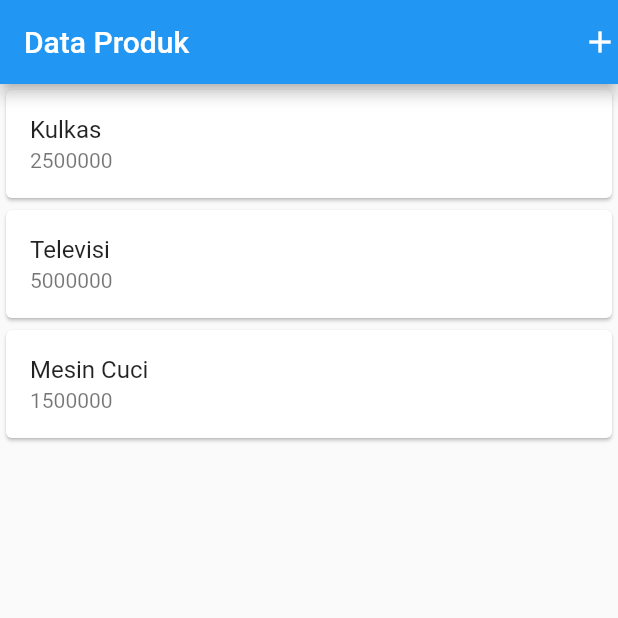
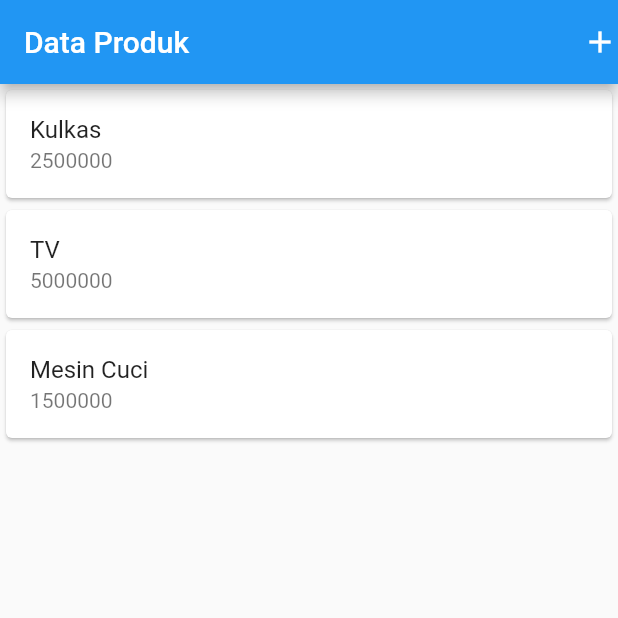
Before and after one commit to galihfaajar/firstflutter, a Flutter app: the screen it shows after launch, on a phone screen of 412 x 824 dp, the top half of it. Run offline on Flutter 3.47's test engine with Material 2 defaults, Android fonts, the phone set to English and light mode, and no system bars.

Commit message:
update code

```diff
--- a/lib/ui/produk_page.dart
+++ b/lib/ui/produk_page.dart
@@ -27,23 +27,20 @@ class _ProdukPageState extends State<ProdukPage> {
       ),
       body: ListView(
         children: const [
-          Card(
-            child: ListTile(
-              title: Text('Kulkas'),
-              subtitle: Text('2500000'),
-            ),
+          ItemProduk(
+            kodeProduk: "A001",
+            namaProduk: "Kulkas",
+            harga: 2500000,
           ),
-          Card(
-            child: ListTile(
-              title: Text('Televisi'),
-              subtitle: Text('5000000'),
-            ),
+          ItemProduk(
+            kodeProduk: "A002",
+            namaProduk: "TV",
+            harga: 5000000,
           ),
-          Card(
-            child: ListTile(
-              title: Text('Mesin Cuci'),
-              subtitle: Text('1500000'),
-            ),
+          ItemProduk(
+            kodeProduk: "A003",
+            namaProduk: "Mesin Cuci",
+            harga: 1500000,
           ),
         ],
       ),
```
